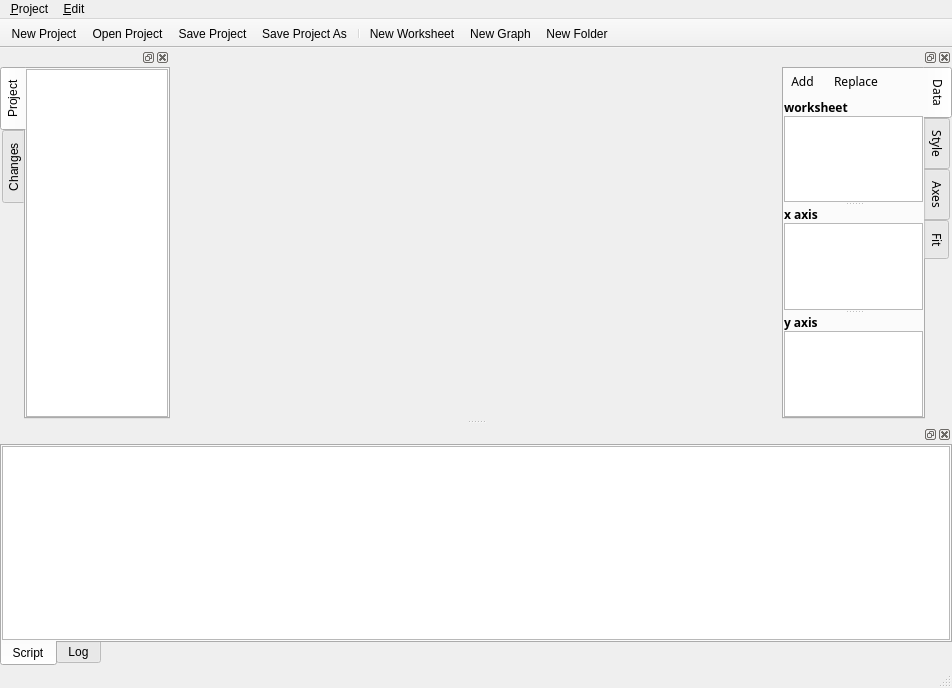
Before: the Qt Designer form branches/split/grafity/ui/forms/mdi.ui in BackupTheBerlios/grafity-svn, drawn with Qt 5.
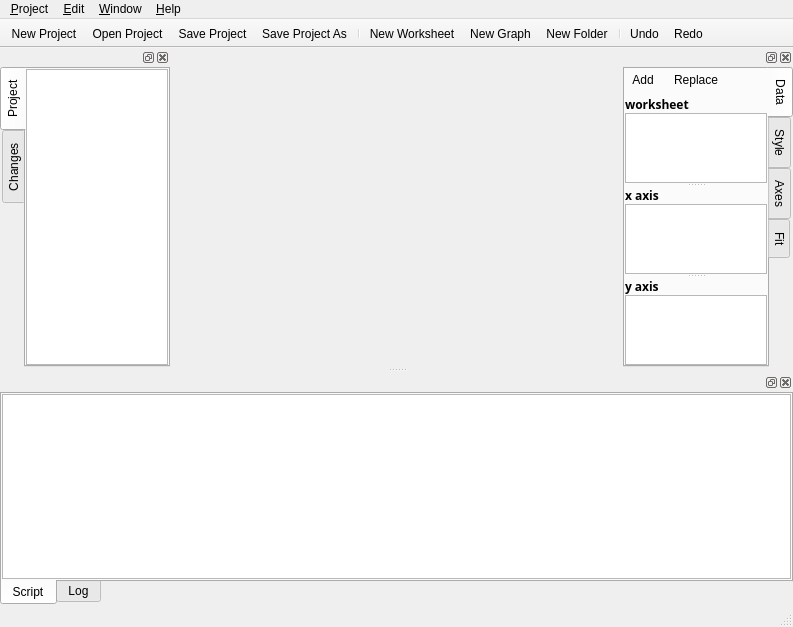
After: the same form once the commit is applied. Icons and pictures are not drawn. Custom widgets are drawn as their Qt base class.

Patch:
```diff
--- a/branches/split/grafity/ui/forms/mdi.ui
+++ b/branches/split/grafity/ui/forms/mdi.ui
@@ -8,8 +8,8 @@
    <rect>
     <x>0</x>
     <y>0</y>
-    <width>952</width>
-    <height>688</height>
+    <width>793</width>
+    <height>627</height>
    </rect>
   </property>
   <property name="windowTitle" >
@@ -33,10 +33,17 @@
     <rect>
      <x>0</x>
      <y>0</y>
-     <width>952</width>
+     <width>793</width>
      <height>31</height>
     </rect>
    </property>
+   <widget class="QMenu" name="menu_Edit" >
+    <property name="title" >
+     <string>&amp;Edit</string>
+    </property>
+    <addaction name="act_undo" />
+    <addaction name="act_redo" />
+   </widget>
    <widget class="QMenu" name="menu_Project" >
     <property name="title" >
      <string>&amp;Project</string>
@@ -46,20 +53,28 @@
     <addaction name="action_save" />
     <addaction name="action_saveas" />
    </widget>
-   <widget class="QMenu" name="menu_Edit" >
+   <widget class="QMenu" name="menu_Help" >
     <property name="title" >
-     <string>&amp;Edit</string>
+     <string>&amp;Help</string>
+    </property>
+    <addaction name="action_About" />
+   </widget>
+   <widget class="QMenu" name="menu_Window" >
+    <property name="title" >
+     <string>&amp;Window</string>
     </property>
    </widget>
    <addaction name="menu_Project" />
    <addaction name="menu_Edit" />
+   <addaction name="menu_Window" />
+   <addaction name="menu_Help" />
   </widget>
   <widget class="QStatusBar" name="statusbar" >
    <property name="geometry" >
     <rect>
      <x>0</x>
-     <y>664</y>
-     <width>952</width>
+     <y>603</y>
+     <width>793</width>
      <height>24</height>
     </rect>
    </property>
@@ -259,17 +274,6 @@
          <verstretch>0</verstretch>
         </sizepolicy>
        </property>
-       <property name="font" >
-        <font>
-         <family>Sans Serif</family>
-         <pointsize>9</pointsize>
-         <weight>50</weight>
-         <italic>false</italic>
-         <bold>false</bold>
-         <underline>false</underline>
-         <strikeout>false</strikeout>
-        </font>
-       </property>
        <property name="tabPosition" >
         <enum>QTabWidget::East</enum>
        </property>
@@ -1347,6 +1351,9 @@
    <addaction name="actionNew_Worksheet" />
    <addaction name="actionNew_Graph" />
    <addaction name="actionNew_Folder" />
+   <addaction name="separator" />
+   <addaction name="act_undo" />
+   <addaction name="act_redo" />
   </widget>
   <action name="action_new" >
    <property name="icon" >
@@ -1404,6 +1411,55 @@
     <string>New &amp;Folder</string>
    </property>
   </action>
+  <action name="action_About" >
+   <property name="text" >
+    <string>&amp;About...</string>
+   </property>
+  </action>
+  <action name="act_closeall" >
+   <property name="text" >
+    <string>Close &amp;All</string>
+   </property>
+  </action>
+  <action name="act_undo" >
+   <property name="icon" >
+    <iconset resource="grafity.qrc" >:/images/general/undo.png</iconset>
+   </property>
+   <property name="text" >
+    <string>&amp;Undo</string>
+   </property>
+  </action>
+  <action name="act_redo" >
+   <property name="icon" >
+    <iconset resource="grafity.qrc" >:/images/general/redo.png</iconset>
+   </property>
+   <property name="text" >
+    <string>&amp;Redo</string>
+   </property>
+  </action>
+  <action name="actionE_xit" >
+   <property name="icon" >
+    <iconset resource="grafity.qrc" >:/images/general/exit.png</iconset>
+   </property>
+   <property name="text" >
+    <string>E&amp;xit</string>
+   </property>
+  </action>
+  <action name="act_cascade" >
+   <property name="text" >
+    <string>Cascade</string>
+   </property>
+  </action>
+  <action name="act_tile" >
+   <property name="text" >
+    <string>Tile</string>
+   </property>
+  </action>
+  <action name="act_close" >
+   <property name="text" >
+    <string>Close</string>
+   </property>
+  </action>
  </widget>
  <pixmapfunction></pixmapfunction>
  <customwidgets>
```
Left out of the diff: 2 changed lines with no effect on the pictures.
